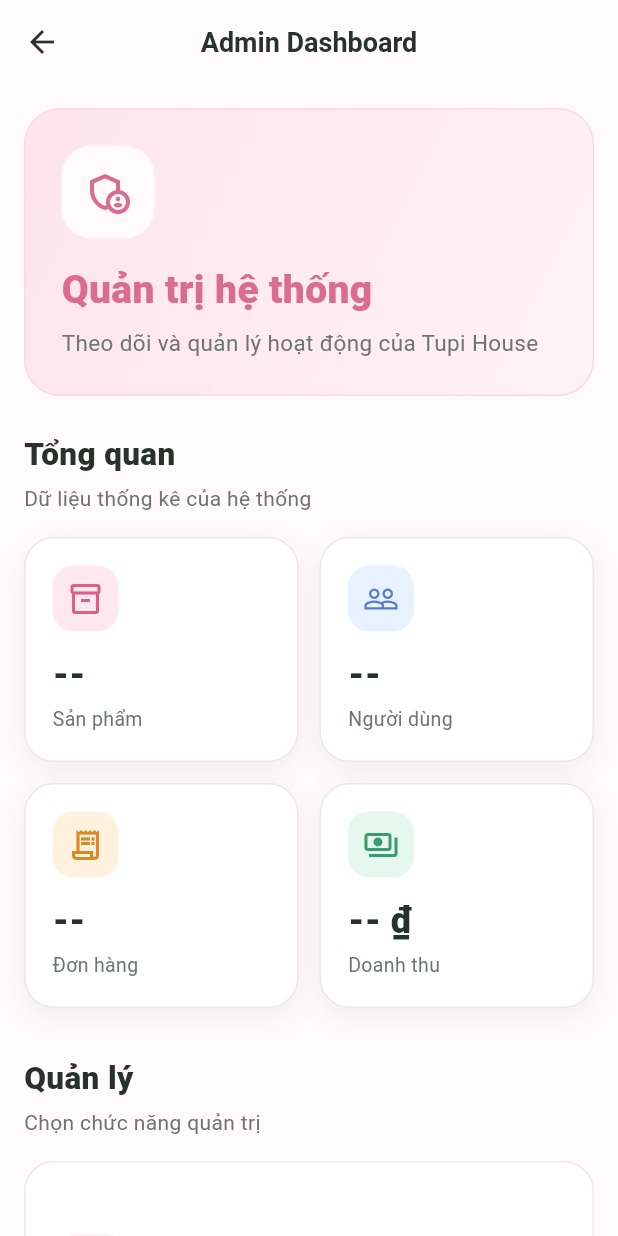
After one commit to lehongphuc-12/tupi_house, a Flutter app: the screen it shows after launch, in the side drawer, after a tap on "Admin Dashboard", on a phone screen of 412 x 824 dp. The commit adds this screen. Run offline on Flutter 3.47's test engine with Material 3 defaults, Android fonts, the phone set to English and light mode, and no system bars; our stand-ins replace cloud_firestore, firebase_auth, firebase_core, flutter_html, google_sign_in, shared_preferences; accounts and stored records are empty; network calls fail.

Commit message:
feat(admin): create responsive admin dashboard

```diff
--- /dev/null
+++ b/lib/screens/admin/admin_dashboard_screen.dart
@@ -0,0 +1,492 @@
+import 'package:flutter/material.dart';
+
+import '../../theme/app_theme.dart';
+
+class AdminDashboardScreen extends StatelessWidget {
+  const AdminDashboardScreen({super.key});
+
+  @override
+  Widget build(BuildContext context) {
+    return Scaffold(
+      backgroundColor: const Color(0xFFFFFAFC),
+      appBar: AppBar(
+        title: const Text(
+          'Admin Dashboard',
+          style: TextStyle(
+            fontWeight: FontWeight.w700,
+          ),
+        ),
+        centerTitle: true,
+        backgroundColor: const Color(0xFFFFFAFC),
+        surfaceTintColor: Colors.transparent,
+      ),
+      body: LayoutBuilder(
+        builder: (context, constraints) {
+          final horizontalPadding = constraints.maxWidth >= 1000 ? 32.0 : 16.0;
+
+          return SingleChildScrollView(
+            padding: EdgeInsets.fromLTRB(
+              horizontalPadding,
+              16,
+              horizontalPadding,
+              32,
+            ),
+            child: Center(
+              child: ConstrainedBox(
+                constraints: const BoxConstraints(
+                  maxWidth: 1200,
+                ),
+                child: const Column(
+                  crossAxisAlignment: CrossAxisAlignment.start,
+                  children: [
+                    _DashboardHeader(),
+                    SizedBox(height: 24),
+                    _StatisticsSection(),
+                    SizedBox(height: 32),
+                    _ManagementSection(),
+                  ],
+                ),
+              ),
+            ),
+          );
+        },
+      ),
+    );
+  }
+}
+
+class _DashboardHeader extends StatelessWidget {
+  const _DashboardHeader();
+
+  @override
+  Widget build(BuildContext context) {
+    return Container(
+      width: double.infinity,
+      padding: const EdgeInsets.all(24),
+      decoration: BoxDecoration(
+        gradient: const LinearGradient(
+          colors: [
+            Color(0xFFFFE3ED),
+            Color(0xFFFFF3F7),
+          ],
+          begin: Alignment.topLeft,
+          end: Alignment.bottomRight,
+        ),
+        borderRadius: BorderRadius.circular(24),
+        border: Border.all(
+          color: const Color(0xFFFFD7E5),
+        ),
+      ),
+      child: Wrap(
+        spacing: 20,
+        runSpacing: 16,
+        crossAxisAlignment: WrapCrossAlignment.center,
+        children: [
+          Container(
+            width: 62,
+            height: 62,
+            decoration: BoxDecoration(
+              color: Colors.white.withValues(alpha: 0.85),
+              borderRadius: BorderRadius.circular(20),
+            ),
+            child: const Icon(
+              Icons.admin_panel_settings_outlined,
+              size: 32,
+              color: AppColors.pastelPinkDark,
+            ),
+          ),
+          const Column(
+            crossAxisAlignment: CrossAxisAlignment.start,
+            children: [
+              Text(
+                'Quản trị hệ thống',
+                style: TextStyle(
+                  fontSize: 26,
+                  fontWeight: FontWeight.w800,
+                  color: AppColors.pastelPinkDark,
+                ),
+              ),
+              SizedBox(height: 6),
+              Text(
+                'Theo dõi và quản lý hoạt động của Tupi House',
+                style: TextStyle(
+                  fontSize: 15,
+                  color: AppColors.muted,
+                ),
+              ),
+            ],
+          ),
+        ],
+      ),
+    );
+  }
+}
+
+class _StatisticsSection extends StatelessWidget {
+  const _StatisticsSection();
+
+  @override
+  Widget build(BuildContext context) {
+    return Column(
+      crossAxisAlignment: CrossAxisAlignment.start,
+      children: [
+        const _SectionTitle(
+          title: 'Tổng quan',
+          subtitle: 'Dữ liệu thống kê của hệ thống',
+        ),
+        const SizedBox(height: 16),
+        GridView.builder(
+          itemCount: _statistics.length,
+          shrinkWrap: true,
+          physics: const NeverScrollableScrollPhysics(),
+          gridDelegate: const SliverGridDelegateWithMaxCrossAxisExtent(
+            maxCrossAxisExtent: 300,
+            mainAxisExtent: 150,
+            crossAxisSpacing: 14,
+            mainAxisSpacing: 14,
+          ),
+          itemBuilder: (context, index) {
+            final item = _statistics[index];
+
+            return _StatisticCard(
+              title: item.title,
+              value: item.value,
+              icon: item.icon,
+              iconBackground: item.iconBackground,
+              iconColor: item.iconColor,
+            );
+          },
+        ),
+      ],
+    );
+  }
+}
+
+class _ManagementSection extends StatelessWidget {
+  const _ManagementSection();
+
+  @override
+  Widget build(BuildContext context) {
+    return Column(
+      crossAxisAlignment: CrossAxisAlignment.start,
+      children: [
+        const _SectionTitle(
+          title: 'Quản lý',
+          subtitle: 'Chọn chức năng quản trị',
+        ),
+        const SizedBox(height: 16),
+        GridView.builder(
+          itemCount: _managementItems.length,
+          shrinkWrap: true,
+          physics: const NeverScrollableScrollPhysics(),
+          gridDelegate: const SliverGridDelegateWithMaxCrossAxisExtent(
+            maxCrossAxisExtent: 380,
+            mainAxisExtent: 150,
+            crossAxisSpacing: 14,
+            mainAxisSpacing: 14,
+          ),
+          itemBuilder: (context, index) {
+            final item = _managementItems[index];
+
+            return _ManagementCard(
+              title: item.title,
+              subtitle: item.subtitle,
+              icon: item.icon,
+              onTap: () {
+                ScaffoldMessenger.of(context).showSnackBar(
+                  SnackBar(
+                    content: Text(
+                      'Chức năng ${item.title} sẽ được phát triển tiếp theo.',
+                    ),
+                    behavior: SnackBarBehavior.floating,
+                  ),
+                );
+              },
+            );
+          },
+        ),
+      ],
+    );
+  }
+}
+
+class _SectionTitle extends StatelessWidget {
+  final String title;
+  final String subtitle;
+
+  const _SectionTitle({
+    required this.title,
+    required this.subtitle,
+  });
+
+  @override
+  Widget build(BuildContext context) {
+    return Column(
+      crossAxisAlignment: CrossAxisAlignment.start,
+      children: [
+        Text(
+          title,
+          style: const TextStyle(
+            fontSize: 21,
+            fontWeight: FontWeight.w800,
+          ),
+        ),
+        const SizedBox(height: 4),
+        Text(
+          subtitle,
+          style: const TextStyle(
+            fontSize: 14,
+            color: AppColors.muted,
+          ),
+        ),
+      ],
+    );
+  }
+}
+
+class _StatisticCard extends StatelessWidget {
+  final String title;
+  final String value;
+  final IconData icon;
+  final Color iconBackground;
+  final Color iconColor;
+
+  const _StatisticCard({
+    required this.title,
+    required this.value,
+    required this.icon,
+    required this.iconBackground,
+    required this.iconColor,
+  });
+
+  @override
+  Widget build(BuildContext context) {
+    return Container(
+      padding: const EdgeInsets.all(18),
+      decoration: BoxDecoration(
+        color: Colors.white,
+        borderRadius: BorderRadius.circular(20),
+        border: Border.all(
+          color: const Color(0xFFEEE7EA),
+        ),
+        boxShadow: const [
+          BoxShadow(
+            color: Color(0x0D000000),
+            blurRadius: 16,
+            offset: Offset(0, 6),
+          ),
+        ],
+      ),
+      child: Column(
+        crossAxisAlignment: CrossAxisAlignment.start,
+        children: [
+          Container(
+            width: 44,
+            height: 44,
+            decoration: BoxDecoration(
+              color: iconBackground,
+              borderRadius: BorderRadius.circular(14),
+            ),
+            child: Icon(
+              icon,
+              color: iconColor,
+            ),
+          ),
+          const Spacer(),
+          Text(
+            value,
+            style: const TextStyle(
+              fontSize: 24,
+              fontWeight: FontWeight.w800,
+            ),
+          ),
+          const SizedBox(height: 3),
+          Text(
+            title,
+            style: const TextStyle(
+              fontSize: 13,
+              color: AppColors.muted,
+            ),
+          ),
+        ],
+      ),
+    );
+  }
+}
+
+class _ManagementCard extends StatelessWidget {
+  final String title;
+  final String subtitle;
+  final IconData icon;
+  final VoidCallback onTap;
+
+  const _ManagementCard({
+    required this.title,
+    required this.subtitle,
+    required this.icon,
+    required this.onTap,
+  });
+
+  @override
+  Widget build(BuildContext context) {
+    return Material(
+      color: Colors.white,
+      borderRadius: BorderRadius.circular(20),
+      child: InkWell(
+        onTap: onTap,
+        borderRadius: BorderRadius.circular(20),
+        child: Container(
+          padding: const EdgeInsets.all(18),
+          decoration: BoxDecoration(
+            borderRadius: BorderRadius.circular(20),
+            border: Border.all(
+              color: const Color(0xFFEEE7EA),
+            ),
+          ),
+          child: Row(
+            children: [
+              Container(
+                width: 52,
+                height: 52,
+                decoration: BoxDecoration(
+                  color: AppColors.softPink,
+                  borderRadius: BorderRadius.circular(16),
+                ),
+                child: Icon(
+                  icon,
+                  color: AppColors.pastelPinkDark,
+                  size: 27,
+                ),
+              ),
+              const SizedBox(width: 16),
+              Expanded(
+                child: Column(
+                  mainAxisAlignment: MainAxisAlignment.center,
+                  crossAxisAlignment: CrossAxisAlignment.start,
+                  children: [
+                    Text(
+                      title,
+                      style: const TextStyle(
+                        fontSize: 16,
+                        fontWeight: FontWeight.w800,
+                      ),
+                    ),
+                    const SizedBox(height: 5),
+                    Text(
+                      subtitle,
+                      maxLines: 2,
+                      overflow: TextOverflow.ellipsis,
+                      style: const TextStyle(
+                        fontSize: 13,
+                        color: AppColors.muted,
+                        height: 1.35,
+                      ),
+                    ),
+                  ],
+                ),
+              ),
+              const SizedBox(width: 10),
+              const Icon(
+                Icons.arrow_forward_ios_rounded,
+                size: 16,
+                color: AppColors.muted,
+              ),
+            ],
+          ),
+        ),
+      ),
+    );
+  }
+}
+
+class _StatisticData {
+  final String title;
+  final String value;
+  final IconData icon;
+  final Color iconBackground;
+  final Color iconColor;
+
+  const _StatisticData({
+    required this.title,
+    required this.value,
+    required this.icon,
+    required this.iconBackground,
+    required this.iconColor,
+  });
+}
+
+class _ManagementData {
+  final String title;
+  final String subtitle;
+  final IconData icon;
+
+  const _ManagementData({
+    required this.title,
+    required this.subtitle,
+    required this.icon,
+  });
+}
+
+const List<_StatisticData> _statistics = [
+  _StatisticData(
+    title: 'Sản phẩm',
+    value: '--',
+    icon: Icons.inventory_2_outlined,
+    iconBackground: Color(0xFFFFE8EF),
+    iconColor: Color(0xFFD96088),
+  ),
+  _StatisticData(
+    title: 'Người dùng',
+    value: '--',
+    icon: Icons.people_outline,
+    iconBackground: Color(0xFFE8F1FF),
+    iconColor: Color(0xFF527DCA),
+  ),
+  _StatisticData(
+    title: 'Đơn hàng',
+    value: '--',
+    icon: Icons.receipt_long_outlined,
+    iconBackground: Color(0xFFFFF1DE),
+    iconColor: Color(0xFFD78A25),
+  ),
+  _StatisticData(
+    title: 'Doanh thu',
+    value: '-- ₫',
+    icon: Icons.payments_outlined,
+    iconBackground: Color(0xFFE5F7EE),
+    iconColor: Color(0xFF3B9B70),
+  ),
+];
+
+const List<_ManagementData> _managementItems = [
+  _ManagementData(
+    title: 'Sản phẩm',
+    subtitle: 'Thêm, sửa, xóa và quản lý sản phẩm',
+    icon: Icons.inventory_2_outlined,
+  ),
+  _ManagementData(
+    title: 'Danh mục',
+    subtitle: 'Quản lý các danh mục sản phẩm',
+    icon: Icons.category_outlined,
+  ),
+  _ManagementData(
+    title: 'Đơn hàng',
+    subtitle: 'Theo dõi và cập nhật trạng thái đơn hàng',
+    icon: Icons.receipt_long_outlined,
+  ),
+  _ManagementData(
+    title: 'Người dùng',
+    subtitle: 'Xem và quản lý tài khoản người dùng',
+    icon: Icons.people_outline,
+  ),
+  _ManagementData(
+    title: 'Voucher',
+    subtitle: 'Tạo và quản lý các mã giảm giá',
+    icon: Icons.local_offer_outlined,
+  ),
+  _ManagementData(
+    title: 'Thống kê',
+    subtitle: 'Theo dõi doanh thu và hoạt động bán hàng',
+    icon: Icons.bar_chart_outlined,
+  ),
+];
--- a/lib/widgets/app_drawer.dart
+++ b/lib/widgets/app_drawer.dart
@@ -7,6 +7,8 @@ import '../screens/orders/order_history_screen.dart';
 import '../screens/cart/cart_screen.dart';
 import '../screens/profile/profile_screen.dart';
 import '../screens/wishlist/wishlist_screen.dart';
+
+import '../screens/admin/admin_dashboard_screen.dart';
 
 class AppDrawer extends StatelessWidget {
   const AppDrawer({super.key});
@@ -52,10 +54,12 @@ class AppDrawer extends StatelessWidget {
                     CircleAvatar(
                       radius: 28,
                       backgroundColor: Colors.white,
-                      backgroundImage: (auth.currentUser?.avatar != null && auth.currentUser!.avatar.isNotEmpty)
+                      backgroundImage: (auth.currentUser?.avatar != null &&
+                              auth.currentUser!.avatar.isNotEmpty)
                           ? NetworkImage(auth.currentUser!.avatar)
                           : null,
-                      child: (auth.currentUser?.avatar == null || auth.currentUser!.avatar.isEmpty)
+                      child: (auth.currentUser?.avatar == null ||
+                              auth.currentUser!.avatar.isEmpty)
                           ? Image.asset('assets/logo.png', width: 36)
                           : null,
                     ),
@@ -144,6 +148,21 @@ class AppDrawer extends StatelessWidget {
               },
             ),
 
+            _DrawerItem(
+              icon: Icons.admin_panel_settings_outlined,
+              title: 'Admin Dashboard',
+              onTap: () {
+                Navigator.pop(context);
+
+                Navigator.push(
+                  context,
+                  MaterialPageRoute(
+                    builder: (_) => const AdminDashboardScreen(),
+                  ),
+                );
+              },
+            ),
+
             const Spacer(),
             const Divider(height: 1),
 
```
